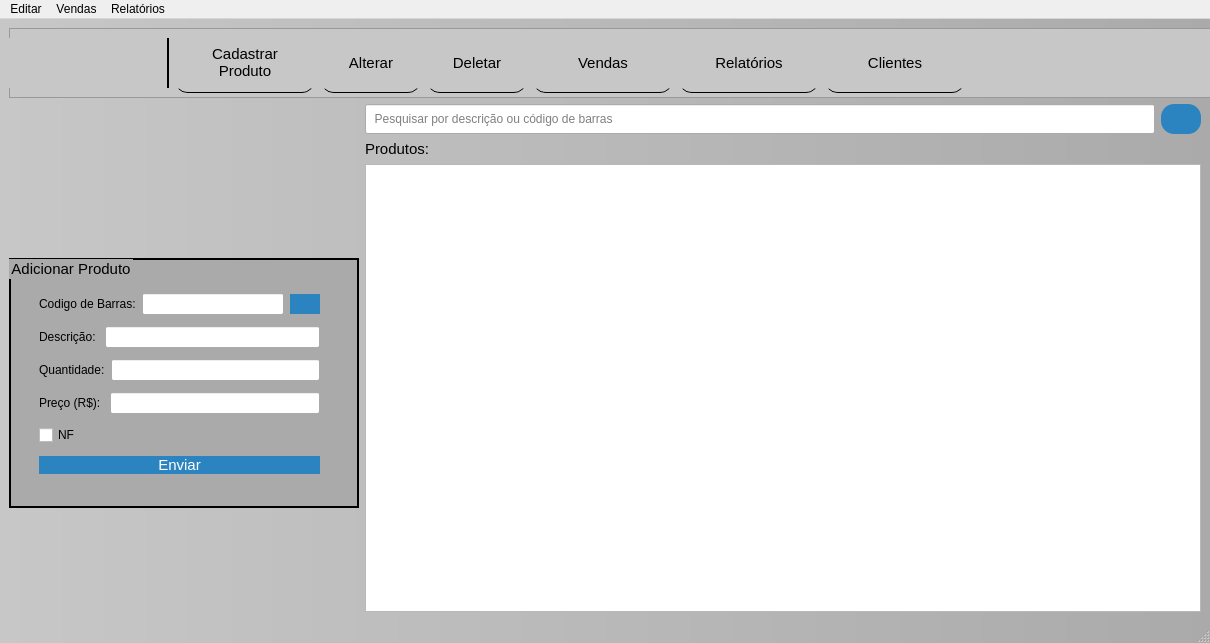
The window that mainwindow.ui (GabR36/QEstoqueLoja) describes before a commit, drawn with Qt 5.
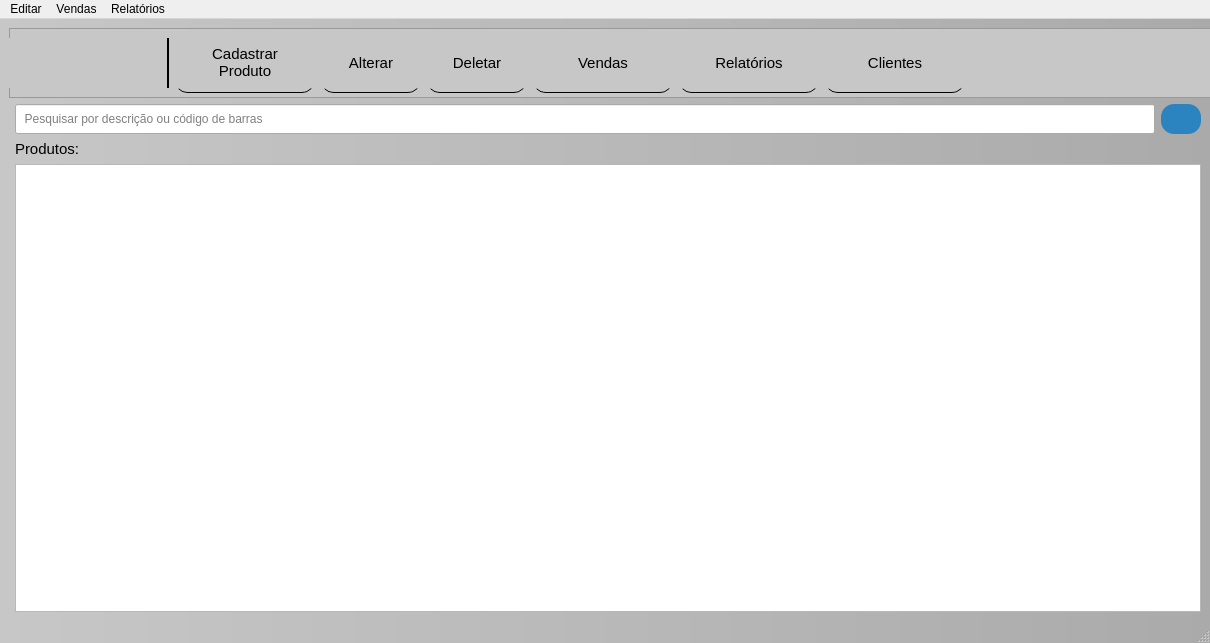
The same window after the commit. Icons and pictures are not drawn. Custom widgets are drawn as their Qt base class.

Commit message: alterar produto corrigido para mudanças

```diff
--- a/mainwindow.ui
+++ b/mainwindow.ui
@@ -78,162 +78,6 @@
   </property>
   <widget class="QWidget" name="centralwidget">
    <layout class="QGridLayout" name="gridLayout">
-    <item row="2" column="0">
-     <widget class="QGroupBox" name="groupBox">
-      <property name="sizePolicy">
-       <sizepolicy hsizetype="Fixed" vsizetype="Fixed">
-        <horstretch>0</horstretch>
-        <verstretch>0</verstretch>
-       </sizepolicy>
-      </property>
-      <property name="minimumSize">
-       <size>
-        <width>350</width>
-        <height>250</height>
-       </size>
-      </property>
-      <property name="maximumSize">
-       <size>
-        <width>350</width>
-        <height>200</height>
-       </size>
-      </property>
-      <property name="styleSheet">
-       <string notr="true">#groupBox{
-border: 2px solid black;
-}</string>
-      </property>
-      <property name="title">
-       <string>Adicionar Produto</string>
-      </property>
-      <widget class="QWidget" name="layoutWidget">
-       <property name="geometry">
-        <rect>
-         <x>30</x>
-         <y>30</y>
-         <width>281</width>
-         <height>191</height>
-        </rect>
-       </property>
-       <layout class="QVBoxLayout" name="verticalLayout">
-        <property name="sizeConstraint">
-         <enum>QLayout::SizeConstraint::SetDefaultConstraint</enum>
-        </property>
-        <item>
-         <layout class="QHBoxLayout" name="horizontalLayout_4">
-          <item>
-           <widget class="QLabel" name="label_3">
-            <property name="text">
-             <string>Codigo de Barras:</string>
-            </property>
-           </widget>
-          </item>
-          <item>
-           <widget class="CustomLineEdit" name="Ledit_Barras"/>
-          </item>
-          <item>
-           <widget class="QPushButton" name="Btn_GerarCodBarras">
-            <property name="sizePolicy">
-             <sizepolicy hsizetype="Fixed" vsizetype="Fixed">
-              <horstretch>0</horstretch>
-              <verstretch>0</verstretch>
-             </sizepolicy>
-            </property>
-            <property name="minimumSize">
-             <size>
-              <width>30</width>
-              <height>20</height>
-             </size>
-            </property>
-            <property name="maximumSize">
-             <size>
-              <width>30</width>
-              <height>20</height>
-             </size>
-            </property>
-            <property name="focusPolicy">
-             <enum>Qt::FocusPolicy::ClickFocus</enum>
-            </property>
-            <property name="toolTip">
-             <string extracomment="Gerar código de barra pessoal">Gerar código de barra pessoal</string>
-            </property>
-            <property name="accessibleDescription">
-             <string extracomment="Gerar código de barra pessoal"/>
-            </property>
-            <property name="text">
-             <string/>
-            </property>
-            <property name="icon">
-             <iconset resource="Imagens/recursosImg.qrc">
-              <normaloff>:/QEstoqueLOja/restart.svg</normaloff>:/QEstoqueLOja/restart.svg</iconset>
-            </property>
-           </widget>
-          </item>
-         </layout>
-        </item>
-        <item>
-         <layout class="QHBoxLayout" name="horizontalLayout_2">
-          <item>
-           <widget class="QLabel" name="label_2">
-            <property name="text">
-             <string>Descrição: </string>
-            </property>
-           </widget>
-          </item>
-          <item>
-           <widget class="CustomLineEdit" name="Ledit_Desc"/>
-          </item>
-         </layout>
-        </item>
-        <item>
-         <layout class="QHBoxLayout" name="horizontalLayout">
-          <item>
-           <widget class="QLabel" name="Lbl_Quantidade">
-            <property name="text">
-             <string>Quantidade:</string>
-            </property>
-           </widget>
-          </item>
-          <item>
-           <widget class="CustomLineEdit" name="Ledit_Quantidade"/>
-          </item>
-         </layout>
-        </item>
-        <item>
-         <layout class="QHBoxLayout" name="horizontalLayout_3">
-          <item>
-           <widget class="QLabel" name="label_4">
-            <property name="text">
-             <string>Preço (R$): </string>
-            </property>
-           </widget>
-          </item>
-          <item>
-           <widget class="CustomLineEdit" name="Ledit_Preco"/>
-          </item>
-         </layout>
-        </item>
-        <item>
-         <widget class="QCheckBox" name="Check_Nf">
-          <property name="text">
-           <string>NF</string>
-          </property>
-          <property name="checked">
-           <bool>false</bool>
-          </property>
-         </widget>
-        </item>
-        <item>
-         <widget class="QPushButton" name="Btn_Enviar">
-          <property name="text">
-           <string>Enviar</string>
-          </property>
-         </widget>
-        </item>
-       </layout>
-      </widget>
-     </widget>
-    </item>
     <item row="0" column="0" colspan="2">
      <widget class="QFrame" name="frameHeaderBar">
       <property name="sizePolicy">
```
The commit also changes 9 other files.
